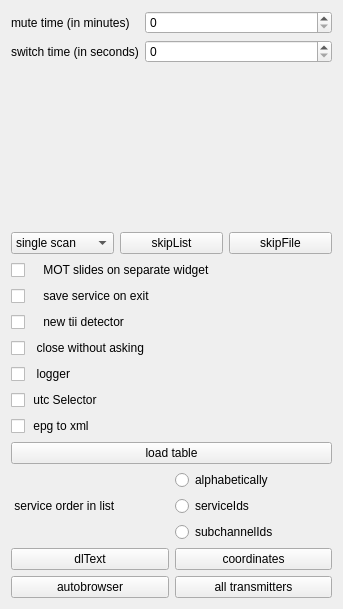
Old version of the form forms/config-helper.ui in the repository JvanKatwijk/qt-dab.
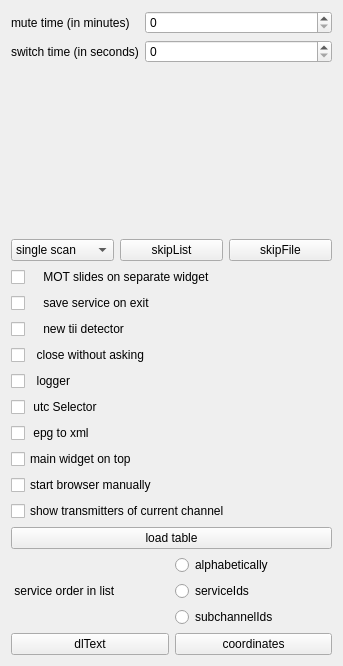
New version of the form. Custom widgets are drawn as their Qt base class.

Commit message: added checkbox for top or no top

Diff of the .ui file:
```diff
--- a/forms/config-helper.ui
+++ b/forms/config-helper.ui
@@ -7,7 +7,7 @@
     <x>0</x>
     <y>0</y>
     <width>343</width>
-    <height>609</height>
+    <height>666</height>
    </rect>
   </property>
   <property name="windowTitle">
@@ -162,6 +162,36 @@
      </property>
     </widget>
    </item>
+   <item>
+    <widget class="QCheckBox" name="onTop">
+     <property name="toolTip">
+      <string>&lt;html&gt;&lt;head/&gt;&lt;body&gt;&lt;p&gt;Set in the configuration whether or not the main widget should ALWAYS be op top. Note that setting will be applied the next time the program will start.&lt;/p&gt;&lt;/body&gt;&lt;/html&gt;</string>
+     </property>
+     <property name="text">
+      <string>main widget on top</string>
+     </property>
+    </widget>
+   </item>
+   <item>
+    <widget class="QCheckBox" name="autoBrowser">
+     <property name="toolTip">
+      <string>&lt;html&gt;&lt;head/&gt;&lt;body&gt;&lt;p&gt;Set in the configuration that on starting the http service a browser will have to be started manually. Default is browser starts automatically. Effective immediately&lt;/p&gt;&lt;p&gt;&lt;br/&gt;&lt;/p&gt;&lt;/body&gt;&lt;/html&gt;</string>
+     </property>
+     <property name="text">
+      <string>start browser manually</string>
+     </property>
+    </widget>
+   </item>
+   <item>
+    <widget class="QCheckBox" name="transmitterTags">
+     <property name="toolTip">
+      <string>&lt;html&gt;&lt;head/&gt;&lt;body&gt;&lt;p&gt;Set in the configuration that - rather than showing all ttransmitters on a map - only the transmitters that are seen for the currrent channel are made visible.&lt;/p&gt;&lt;/body&gt;&lt;/html&gt;</string>
+     </property>
+     <property name="text">
+      <string>show transmitters of current channel</string>
+     </property>
+    </widget>
+   </item>
    <item>
     <widget class="QPushButton" name="loadTableButton">
      <property name="toolTip">
@@ -238,24 +268,6 @@
      </item>
     </layout>
    </item>
-   <item>
-    <layout class="QHBoxLayout" name="horizontalLayout_2">
-     <item>
-      <widget class="QPushButton" name="autoBrowser">
-       <property name="text">
-        <string>autobrowser</string>
-       </property>
-      </widget>
-     </item>
-     <item>
-      <widget class="QPushButton" name="transmitterTags">
-       <property name="text">
-        <string>all transmitters</string>
-       </property>
-      </widget>
-     </item>
-    </layout>
-   </item>
   </layout>
  </widget>
  <customwidgets>
```
The commit also changes 4 other files.
